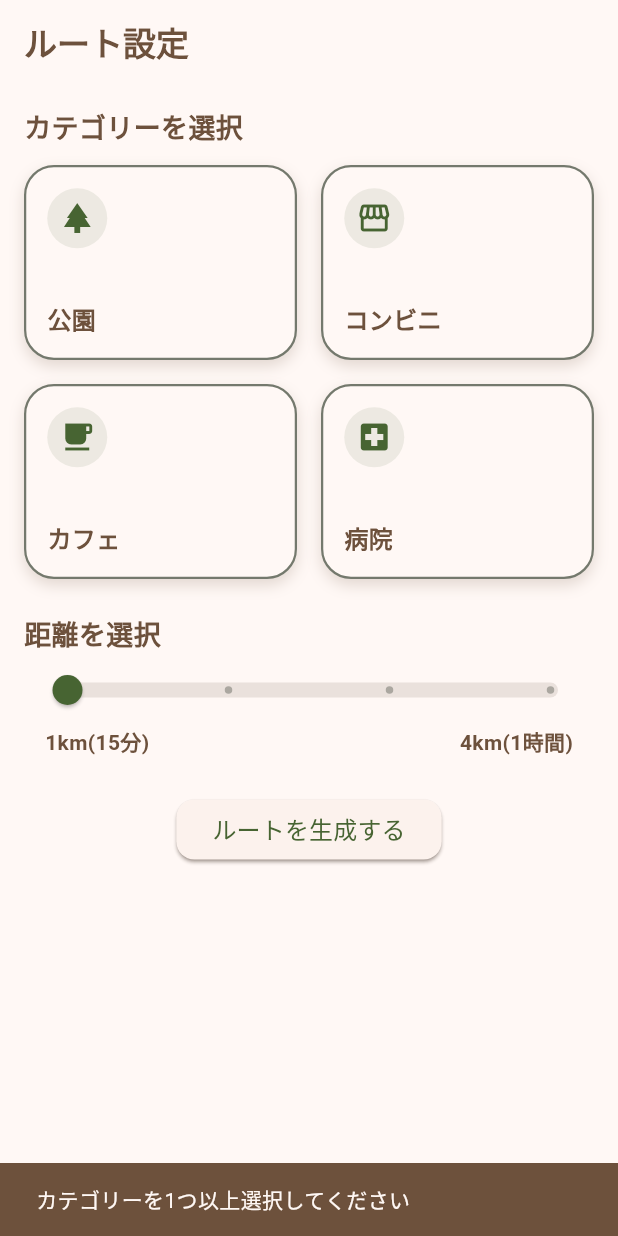
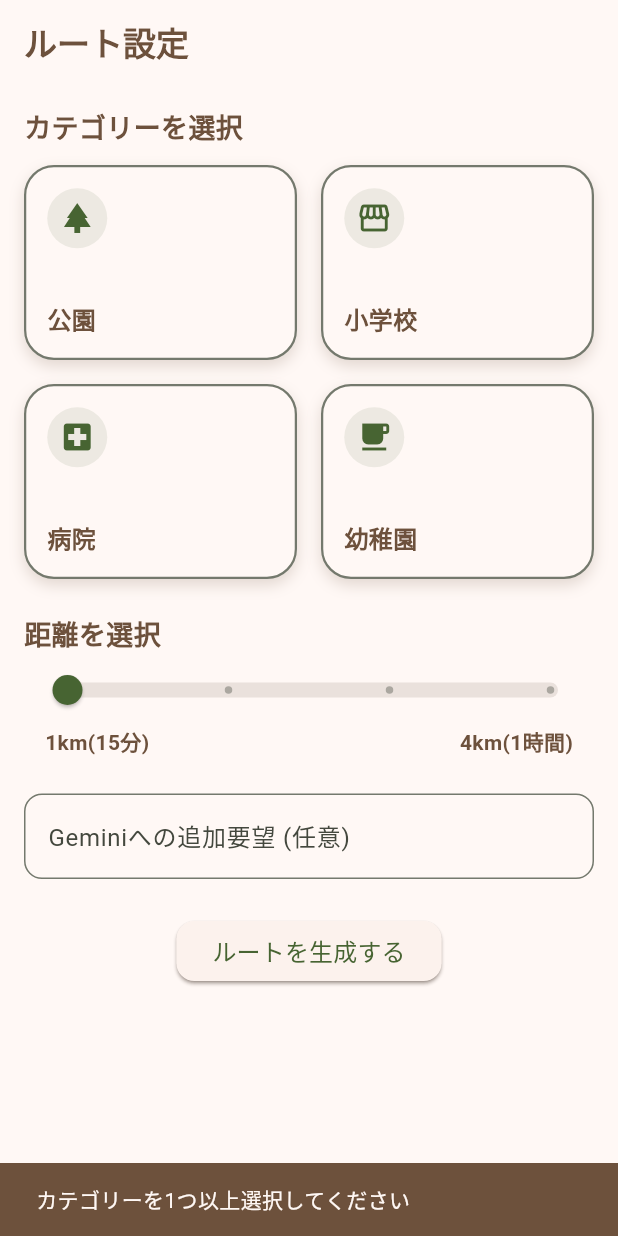
Before and after one commit to rama198562/SmartLifeKorokke, a Flutter app: the screen it shows after launch, after a tap on "ルートを生成する", on a phone screen of 412 x 824 dp. Run offline on Flutter 3.47's test engine with Material 3 defaults, Android fonts, the phone set to English and light mode, and no system bars; our stand-ins replace flutter_dotenv, flutter_map, flutter_riverpod, go_router, google_fonts, google_generative_ai and 2 more; Roboto replaces fonts that are missing (Zen Maru Gothic).

Commit message:
補足情報を入力できるようにする

```diff
--- a/lib/pages/home_page/home_page.dart
+++ b/lib/pages/home_page/home_page.dart
@@ -2,6 +2,7 @@
 import 'package:hop_navi/pages/home_page/widgets/category_grid.dart';
 import 'package:hop_navi/pages/home_page/widgets/distance_slider.dart';
 import 'package:hop_navi/pages/home_page/widgets/route_generate_button.dart'; // context.pushを使うために必要
+import 'package:hop_navi/pages/home_page/widgets/text_input_field.dart';
 
 class HomeScreen extends StatelessWidget {
   const HomeScreen({super.key});
@@ -27,6 +28,8 @@
               SizedBox(height: 24),
               DistanceSlider(),
               SizedBox(height: 24),
+              TextInputField(),
+              SizedBox(height: 24),
               RouteGenerateButton(),
 
               // SizedBox(height: 24),
--- a/lib/pages/home_page/widgets/category_grid.dart
+++ b/lib/pages/home_page/widgets/category_grid.dart
@@ -66,19 +66,19 @@
         'icon': Icons.park,
       },
       {
-        'title':'コンビニ',
-        'id':'convenience',
+        'title':'小学校',
+        'id':'primary_school',
         'icon': Icons.storefront,
-      },
-      {
-        'title':'カフェ',
-        'id':'cafe',
-        'icon': Icons.local_cafe,
       },
       {
         'title':'病院',
         'id':'hospital',
         'icon': Icons.local_hospital,
+      },
+      {
+        'title':'幼稚園',
+        'id':'kindergarten',
+        'icon': Icons.local_cafe,
       },
     ];
     final selectedIds = ref.watch(categoryGridProvider);
--- a/lib/pages/home_page/widgets/route_generate_button.dart
+++ b/lib/pages/home_page/widgets/route_generate_button.dart
@@ -75,6 +75,7 @@
 import 'package:hop_navi/providers/slider_provider.dart';
 import 'package:hop_navi/providers/static_location_provider.dart';
 import 'package:hop_navi/providers/map_location_provider.dart';
+import 'package:hop_navi/providers/text_input_provider.dart';
 import 'package:latlong2/latlong.dart';
 // import 'package:hop_navi/models/route_model.dart'; // もし必要であればRouteModelをインポート
 
@@ -113,6 +114,7 @@
   }
 
   final distance = ref.read(distanceSliderProvider);
+  final extraText = ref.read(textInputProvider);
   // ローディング開始
   ref.read(routeLoadingProvider.notifier).state = true;
 
@@ -152,7 +154,7 @@
 
   // ② 改良したGeminiServiceを呼び出す
   final geminiService = GeminiService();
-  final routeModel = await geminiService.generateRouteFromGemini(selectedTitles, distance, currentLocation);
+  final routeModel = await geminiService.generateRouteFromGemini(selectedTitles, distance, currentLocation, extraText);
 
   // ローディング終了
   ref.read(routeLoadingProvider.notifier).state = false;
--- /dev/null
+++ b/lib/pages/home_page/widgets/text_input_field.dart
@@ -0,0 +1,23 @@
+import 'package:flutter/material.dart';
+import 'package:flutter_riverpod/flutter_riverpod.dart';
+import 'package:hop_navi/providers/text_input_provider.dart';
+
+class TextInputField extends ConsumerWidget {
+  const TextInputField({super.key});
+
+  @override
+  Widget build(BuildContext context, WidgetRef ref) {
+    return TextField(
+      decoration: InputDecoration(
+        labelText: 'Geminiへの追加要望 (任意)',
+        hintText: '例: 景色の良い道を通ってほしい',
+        border: OutlineInputBorder(
+          borderRadius: BorderRadius.circular(12),
+        ),
+      ),
+      onChanged: (value) {
+        ref.read(textInputProvider.notifier).updateText(value);
+      },
+    );
+  }
+}
--- a/lib/services/gemini_service.dart
+++ b/lib/services/gemini_service.dart
@@ -7,7 +7,7 @@
 import '../models/route_model.dart';
 
 class GeminiService {
-  Future<RouteModel?> generateRouteFromGemini(List<String> selectedCategories, double distance, LatLng currentLocation) async {
+  Future<RouteModel?> generateRouteFromGemini(List<String> selectedCategories, double distance, LatLng currentLocation, String extraText) async {
     final apiKey = dotenv.env['GEMINI_API_KEY'] ?? '';
     if (apiKey.isEmpty) {
       print('エラー: GEMINI_API_KEYが設定されていません');
@@ -27,6 +27,9 @@
 例えば、カフェと公園を指定されていた場合、現在地、カフェ１、公園、フレンドマート、カフェ２，最初にいた現在地のように必ず最初の現在地に戻ってくるようにしてください。
 また、帰りはできるだけ別の道から帰るようにしてください
 そこから経由地のデータを以下のようにjsonで返してください。
+実在する場所とその場所の緯度経度の情報は絶対に嘘をつかないでください
+extraTextでの追加情報はどんなことよりも絶対優先させるようにしてください
+もし、指定された距離の範囲内に平和堂またはフレンドマートまたはアル・プラザが存在しなかった場合は、その旨をdescriptionに記載して含まないルートにしてください
 必ず以下のJSONフォーマットのみを出力してください。
 
 【出力JSONフォーマット】
@@ -66,7 +69,7 @@
 // }
 // ''';
 
-    final userRequest = "現在地（緯度: ${currentLocation.latitude}, 経度: ${currentLocation.longitude}）から距離${distance}km圏内で、${selectedCategories.join('、')}に立ち寄るお散歩ルートを提案してください。";
+    final userRequest = "現在地（緯度: ${currentLocation.latitude}, 経度: ${currentLocation.longitude}）から距離${distance}km圏内で、${selectedCategories.join('、')}に立ち寄るお散歩ルートを提案してください。${extraText.isNotEmpty ? '\\n追加の要望: $extraText' : ''}";
 
     try {
       final content = [Content.text('$systemInstruction\n\nユーザーの要望: $userRequest')];
```
Also changed, not shown: lib/providers/text_input_provider.dart (added, +14 -0 lines).
